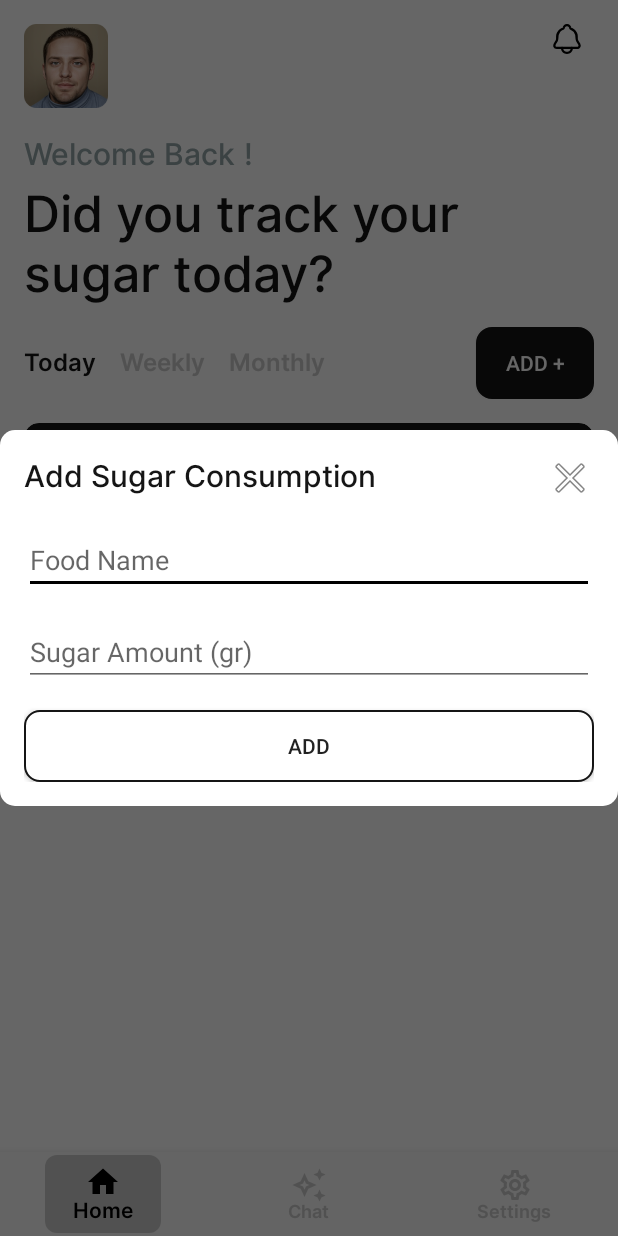
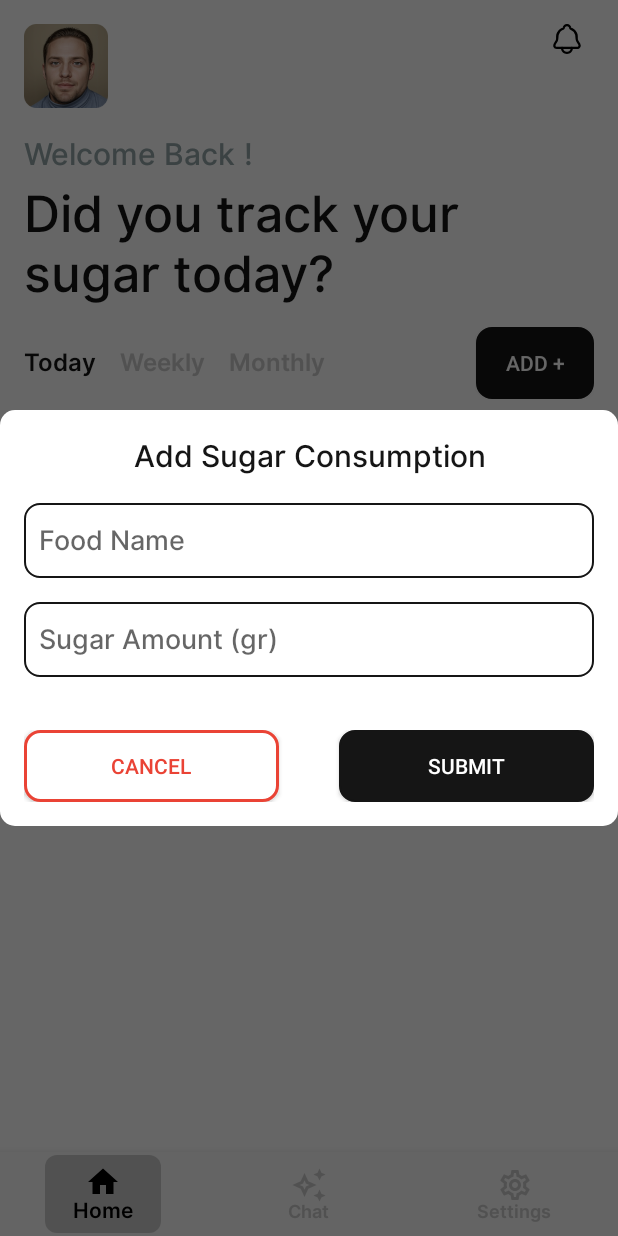
Before and after one commit to unChain-Capstone/unchain-frontend, an Android app: the screen it shows after launch once a user with an empty profile is signed in (MainActivity), after a tap on "ADD +", on a phone screen of 412 x 824 dp. Run offline under Robolectric (Android 15) with nearby library versions, the phone set to English and light mode, and no system bars; our stand-ins replace Firebase (no records; nobody signed in at launch, a user with empty details on screens opened directly), navigation-ui; pictures from the network do not load.

Commit message:
Feat : edit add sugar modal

```diff
--- a/app/src/main/java/com/unchain/ui/home/HomeFragment.kt
+++ b/app/src/main/java/com/unchain/ui/home/HomeFragment.kt
@@ -175,14 +175,16 @@ class HomeFragment : Fragment() {
         dialog.window?.attributes = layoutParams
         dialog.window?.setBackgroundDrawable(ColorDrawable(Color.TRANSPARENT))
 
-        val btnClose = dialog.findViewById<ImageButton>(R.id.btnClose)
+        val btnCancel = dialog.findViewById<Button>(R.id.btnCancel)
         val btnAdd = dialog.findViewById<Button>(R.id.btnAdd)
         val etName = dialog.findViewById<EditText>(R.id.etName)
         val etSugarAmount = dialog.findViewById<EditText>(R.id.etSugarAmount)
 
-        btnClose.setOnClickListener {
+        btnCancel.setOnClickListener{
             dialog.dismiss()
         }
+
+
 
         btnAdd.setOnClickListener {
             val foodName = etName.text.toString()
--- /dev/null
+++ b/app/src/main/res/drawable/button_cancel.xml
@@ -0,0 +1,9 @@
+<?xml version="1.0" encoding="utf-8"?>
+<shape xmlns:android="http://schemas.android.com/apk/res/android"
+    android:shape="rectangle">
+    <solid android:color="@color/white" />
+    <corners android:radius="10dp" />
+    <stroke
+        android:width="2dp"
+        android:color="@color/red" />
+</shape>
--- /dev/null
+++ b/app/src/main/res/drawable/text_field.xml
@@ -0,0 +1,9 @@
+<?xml version="1.0" encoding="utf-8"?>
+<shape xmlns:android="http://schemas.android.com/apk/res/android"
+    android:shape="rectangle">
+    <solid android:color="@color/white" />
+    <corners android:radius="10dp" />
+    <stroke
+        android:width="1dp"
+        android:color="@color/black" />
+</shape>
--- a/app/src/main/res/layout/dialog_add_sugar.xml
+++ b/app/src/main/res/layout/dialog_add_sugar.xml
@@ -1,9 +1,9 @@
 <?xml version="1.0" encoding="utf-8"?>
 <LinearLayout xmlns:android="http://schemas.android.com/apk/res/android"
     android:layout_width="match_parent"
-    android:layout_height="wrap_content"
+    android:layout_height="match_parent"
     android:orientation="vertical"
-    android:background="@drawable/rounded_corner    "
+    android:background="@drawable/rounded_corner"
     android:padding="16dp">
 
     <RelativeLayout
@@ -12,41 +12,62 @@
         android:layout_marginBottom="16dp">
 
         <TextView
-            android:layout_width="wrap_content"
+            android:layout_width="match_parent"
+            android:textAlignment="center"
             android:layout_height="wrap_content"
             android:text="Add Sugar Consumption"
             android:textColor="@color/black"
             android:fontFamily="@font/medium"
             android:textSize="20sp" />
 
-        <ImageButton
-            android:id="@+id/btnClose"
-            android:layout_width="wrap_content"
-            android:layout_height="wrap_content"
-            android:layout_alignParentEnd="true"
-            android:background="?attr/selectableItemBackgroundBorderless"
-            android:src="@android:drawable/ic_menu_close_clear_cancel" />
     </RelativeLayout>
 
     <EditText
         android:id="@+id/etName"
         android:layout_width="match_parent"
-        android:layout_height="wrap_content"
+        android:layout_height="50dp"
+        android:background="@drawable/text_field"
+        android:paddingLeft="10dp"
+        android:fontFamily="@font/medium"
         android:hint="Food Name"
         android:layout_marginBottom="16dp" />
 
     <EditText
         android:id="@+id/etSugarAmount"
         android:layout_width="match_parent"
-        android:layout_height="wrap_content"
+        android:layout_height="50dp"
+        android:background="@drawable/text_field"
+        android:paddingLeft="10dp"
         android:hint="Sugar Amount (gr)"
+        android:fontFamily="@font/medium"
         android:inputType="numberDecimal"
-        android:layout_marginBottom="16dp" />
+        android:layout_marginBottom="35dp" />
 
-    <Button
-        android:id="@+id/btnAdd"
+    <LinearLayout
         android:layout_width="match_parent"
         android:layout_height="wrap_content"
-        android:text="Add"
-        android:background="@drawable/button" />
+        android:layout_gravity="center">
+
+
+        <Button
+            android:id="@+id/btnCancel"
+            android:layout_width="170dp"
+            android:layout_height="wrap_content"
+            android:background="@drawable/button_cancel"
+            android:textColor="@color/red"
+            android:text="cancel" />
+
+        <Button
+            android:id="@+id/btnAdd"
+            android:layout_width="170dp"
+            android:layout_height="wrap_content"
+            android:text="Submit"
+            android:layout_marginLeft="40dp"
+            android:background="@drawable/button"
+            android:backgroundTint="@color/black"
+            android:textColor="@color/white"/>
+
+
+
+    </LinearLayout>
 </LinearLayout>
--- a/app/src/main/res/values/colors.xml
+++ b/app/src/main/res/values/colors.xml
@@ -13,5 +13,6 @@
     <color name="message_text">#000000</color>
     <color name="purple_500">#A020F0</color>
     <color name="bot">#5F5151</color>
+    <color name="red">#EA4335</color>
 
 </resources>
```
